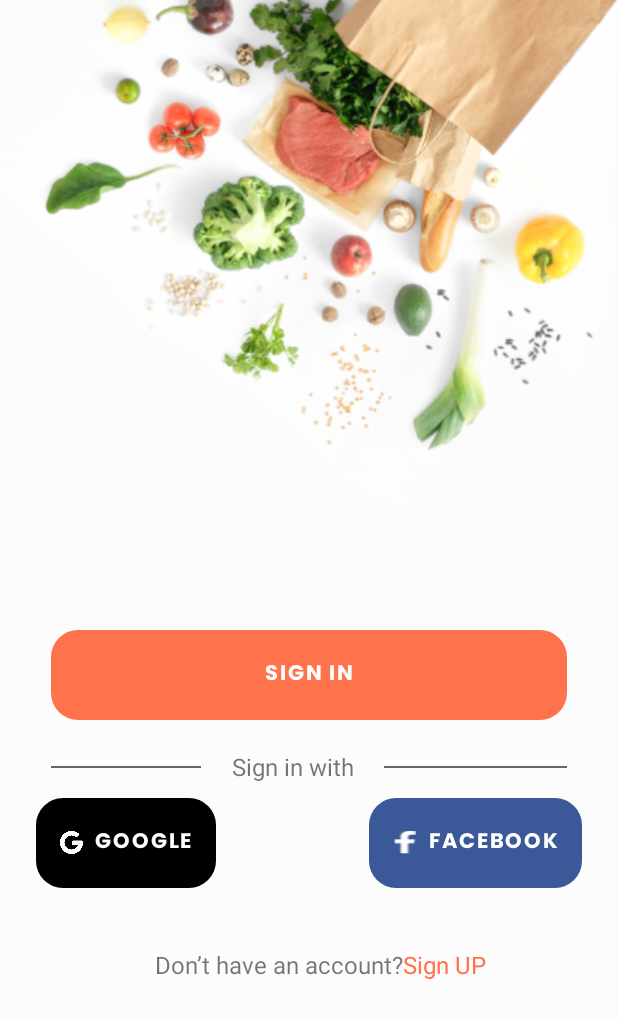
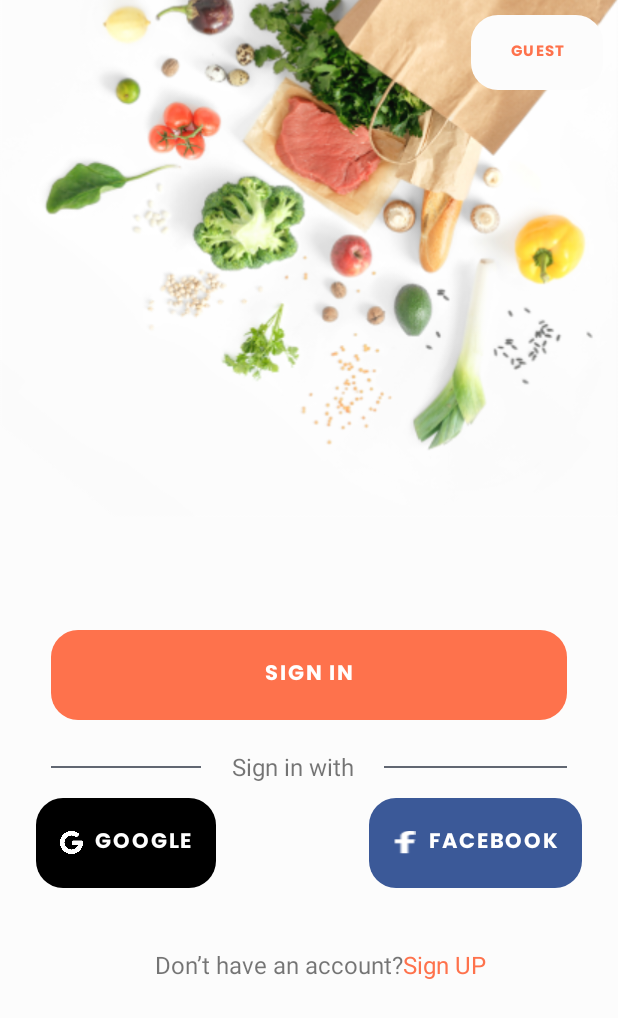
Before and after one commit to shehab-eldein/Food_Planner, an Android app: the screen it shows after launch (MainActivity), after a tap on "START", on a phone screen of 412 x 824 dp. Shown: the top 1018 px of the screen. Run offline under Robolectric (Android 15) with nearby library versions, the phone set to English and light mode, and no system bars; our stand-ins replace Firebase (no records; nobody signed in at launch, a user with empty details on screens opened directly), navigation-ui; libraries missing offline, so code that uses them is left out: org.checkerframework.checker; Roboto replaces fonts that are not available here.

Commit message:
Guest handling

```diff
--- a/app/src/main/java/com/example/foodplanner/OnBoarding/Authintication/Signs_Fragment.java
+++ b/app/src/main/java/com/example/foodplanner/OnBoarding/Authintication/Signs_Fragment.java
@@ -18,6 +18,8 @@ import android.view.ViewGroup;
 import android.widget.Button;
 import android.widget.TextView;
 
+import com.example.foodplanner.OnBoarding.MainActivity;
+import com.example.foodplanner.OnBoarding.Utilites.CurrentUser;
 import com.example.foodplanner.R;
 
 import com.google.android.gms.auth.api.identity.BeginSignInRequest;
@@ -43,13 +45,11 @@ import org.w3c.dom.Text;
 
 public class Signs_Fragment extends Fragment {
 
-    Button signInnBtn, googleBtn, fbBtn;
+    Button signInnBtn, googleBtn, fbBtn,guestBtn;
     TextView signUpBtn;
     FirebaseAuth firebaseAuth;
     GoogleSignInClient googleSignInClient;
     ProgressDialog progress;
-
-
 
     @Override
     public void onCreate(Bundle savedInstanceState) {
@@ -73,20 +73,24 @@ public class Signs_Fragment extends Fragment {
     @Override
     public void onViewCreated(View view, Bundle savedInstanceState) {
         super.onViewCreated(view, savedInstanceState);
-
-
-
         activeDesign(view);
         googleBtnTapped();
         signUpBtnTapped();
         signInBtnTapped();
         fbBtnTapped();
-
-
+        guestBtnTapped();
     }
 
 
-
+ void guestBtnTapped() {
+        guestBtn.setOnClickListener(new View.OnClickListener() {
+            @Override
+            public void onClick(View v) {
+                CurrentUser.setIsGuest(true);
+                Navigation.findNavController(requireActivity(),R.id.nav_host_fragment).navigate(R.id.home_Fragment);
+            }
+        });
+ }
     public void signInBtnTapped() {
         signInnBtn.setOnClickListener(new View.OnClickListener() {
             @Override
@@ -136,6 +140,7 @@ public class Signs_Fragment extends Fragment {
         googleBtn = view.findViewById(R.id.google_Btn);
         fbBtn = view.findViewById(R.id.faceBook_Btn);
         signUpBtn = view.findViewById(R.id.signUP_textView);
+        guestBtn = view.findViewById(R.id.guestBtn);
     }
 
 
--- a/app/src/main/java/com/example/foodplanner/OnBoarding/OnBoarding/Splash_Fragment.java
+++ b/app/src/main/java/com/example/foodplanner/OnBoarding/OnBoarding/Splash_Fragment.java
@@ -52,8 +52,8 @@ public class Splash_Fragment extends Fragment {
             @Override
             public void run() {
 
-                // Navigation.findNavController(getActivity(),R.id.nav_host_fragment).navigate(R.id.onBoardingBase_Fragment);
-                navigation();
+                 Navigation.findNavController(getActivity(),R.id.nav_host_fragment).navigate(R.id.onBoardingBase_Fragment);
+                //navigation();
             }
         }, 5000);
 
--- a/app/src/main/java/com/example/foodplanner/OnBoarding/Search/Search_Fragment.java
+++ b/app/src/main/java/com/example/foodplanner/OnBoarding/Search/Search_Fragment.java
@@ -196,7 +196,7 @@ public class Search_Fragment extends Fragment implements OnSearchClick {
 
                     @Override
                     public void afterTextChanged(Editable s) {
-                      //  closeKeyboard();
+                       closeKeyboard();
                     }
                 });
 
--- a/app/src/main/res/layout/fragment_signs.xml
+++ b/app/src/main/res/layout/fragment_signs.xml
@@ -4,8 +4,8 @@
     xmlns:tools="http://schemas.android.com/tools"
     android:layout_width="match_parent"
     android:layout_height="match_parent"
-    tools:context=".OnBoarding.Authintication.Signs_Fragment"
-    android:background="@color/lightGrayBackGround">
+    android:background="@color/lightGrayBackGround"
+    tools:context=".OnBoarding.Authintication.Signs_Fragment">
 
     <ImageView
         android:id="@+id/imageView3"
@@ -100,6 +100,21 @@
         app:layout_constraintEnd_toEndOf="@+id/view2"
         app:layout_constraintStart_toStartOf="@+id/view" />
 
+    <Button
+        android:id="@+id/guestBtn"
+        android:layout_width="wrap_content"
+        android:layout_height="50dp"
+        android:layout_marginTop="10dp"
+        android:layout_marginEnd="10dp"
+        android:background="@drawable/roundstyle"
+        android:fontFamily="@font/poppins_bold"
+        android:text="guest"
+        android:textColor="@color/myOrange"
+        android:textSize="10sp"
+        app:backgroundTint="@color/lightGrayBackGround"
+        app:layout_constraintEnd_toEndOf="parent"
+        app:layout_constraintTop_toTopOf="parent" />
+
     <TextView
         android:id="@+id/textView5"
         android:layout_width="wrap_content"
```
Also changed, not shown: app/src/main/java/com/example/foodplanner/OnBoarding/Home/Detail_Fragment.java (+8 -0 lines), app/src/main/java/com/example/foodplanner/OnBoarding/Home/Home_Fragment.java (+11 -1 lines), app/src/main/java/com/example/foodplanner/OnBoarding/MainActivity.java (+12 -2 lines), app/src/main/java/com/example/foodplanner/OnBoarding/Utilites/CurrentUser.java (+8 -0 lines), app/src/main/java/com/example/foodplanner/OnBoarding/Utilites/Loading.java (+22 -0 lines), app/src/main/java/com/example/foodplanner/OnBoarding/View/MealFilterdView/MealAdapterSearch.java (+6 -1 lines), app/src/main/java/com/example/foodplanner/OnBoarding/View/MealListView/MealListAdapter.java (+5 -4 lines).
